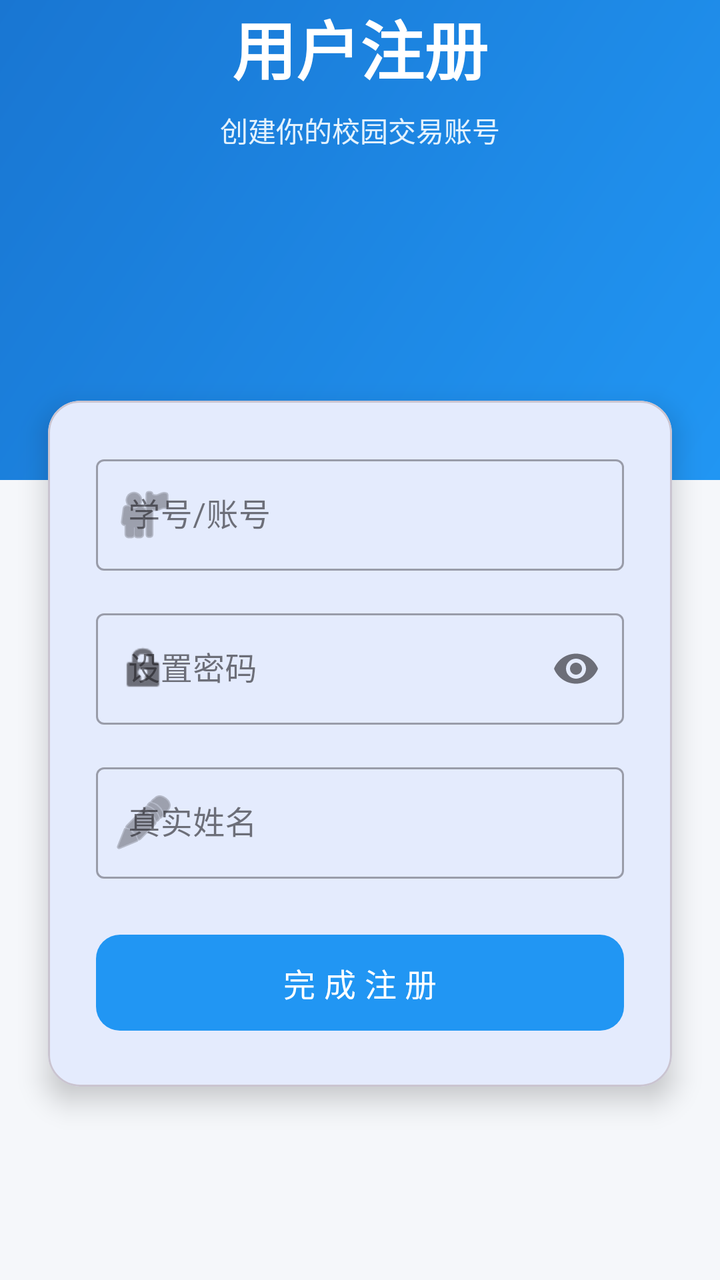
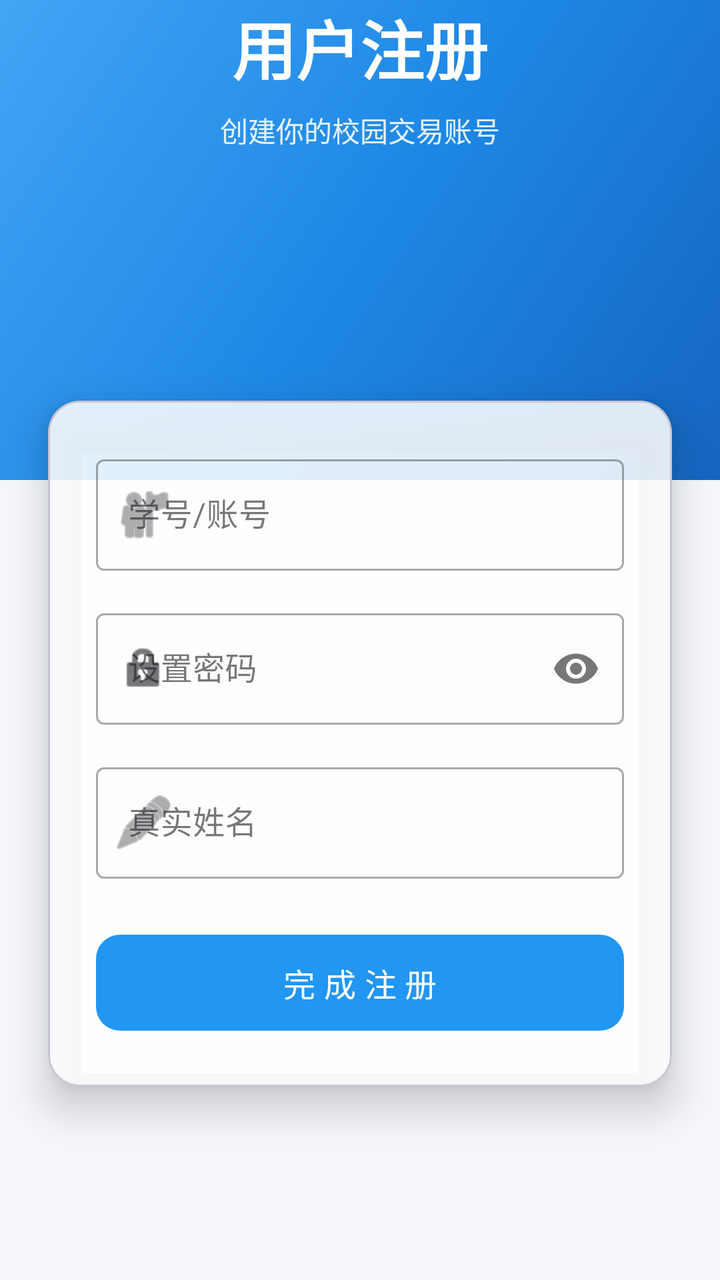

The first picture is an Android layout as it rendered before a commit; the second is the same layout after the commit. The layout source and the unified diff follow.
<!-- AndroidManifest.xml: application theme Theme.SchoolTrade -->
<!-- res/layout/activity_register.xml -->
<?xml version="1.0" encoding="utf-8"?>
<androidx.constraintlayout.widget.ConstraintLayout
    xmlns:android="http://schemas.android.com/apk/res/android"
    xmlns:app="http://schemas.android.com/apk/res-auto"
    xmlns:tools="http://schemas.android.com/tools"
    android:layout_width="match_parent"
    android:layout_height="match_parent"
    android:background="@color/bg_gray"
    tools:context=".ui.login.RegisterActivity">

    
    <View
        android:id="@+id/top_bg"
        android:layout_width="match_parent"
        android:layout_height="240dp"
        android:background="@drawable/bg_gradient_blue"
        app:layout_constraintTop_toTopOf="parent"/>

    
    <TextView
        android:id="@+id/tv_title"
        android:layout_width="wrap_content"
        android:layout_height="wrap_content"
        android:text="用户注册"
        android:textSize="32sp"
        android:textStyle="bold"
        android:textColor="@color/white"
        app:layout_constraintEnd_toEndOf="parent"
        app:layout_constraintStart_toStartOf="parent"
        app:layout_constraintTop_toTopOf="parent"
        app:layout_constraintVertical_bias="0.35"/>

    <TextView
        android:id="@+id/tv_subtitle"
        android:layout_width="wrap_content"
        android:layout_height="wrap_content"
        android:text="创建你的校园交易账号"
        android:textSize="14sp"
        android:textColor="#E3F2FD"
        android:layout_marginTop="8dp"
        app:layout_constraintEnd_toEndOf="parent"
        app:layout_constraintStart_toStartOf="parent"
        app:layout_constraintTop_toBottomOf="@id/tv_title"/>

    
    <com.google.android.material.card.MaterialCardView
        android:layout_width="match_parent"
        android:layout_height="wrap_content"
        android:layout_marginHorizontal="24dp"
        app:cardCornerRadius="16dp"
        app:cardElevation="8dp"
        app:layout_constraintTop_toBottomOf="@id/top_bg"
        app:layout_constraintStart_toStartOf="parent"
        app:layout_constraintEnd_toEndOf="parent"
        android:layout_marginTop="-40dp">

        <LinearLayout
            android:layout_width="match_parent"
            android:layout_height="wrap_content"
            android:orientation="vertical"
            android:padding="24dp">

            <com.google.android.material.textfield.TextInputLayout
                android:layout_width="match_parent"
                android:layout_height="wrap_content"
                android:hint="学号/账号"
                app:startIconDrawable="@android:drawable/ic_menu_myplaces"
                style="@style/Widget.MaterialComponents.TextInputLayout.OutlinedBox">

                <com.google.android.material.textfield.TextInputEditText
                    android:id="@+id/et_account"
                    android:layout_width="match_parent"
                    android:layout_height="wrap_content"
                    android:inputType="text"
                    android:maxLines="1"/>
            </com.google.android.material.textfield.TextInputLayout>

            <com.google.android.material.textfield.TextInputLayout
                android:layout_width="match_parent"
                android:layout_height="wrap_content"
                android:hint="设置密码"
                android:layout_marginTop="16dp"
                app:startIconDrawable="@android:drawable/ic_lock_idle_lock"
                app:endIconMode="password_toggle"
                style="@style/Widget.MaterialComponents.TextInputLayout.OutlinedBox">

                <com.google.android.material.textfield.TextInputEditText
                    android:id="@+id/et_pwd"
                    android:layout_width="match_parent"
                    android:layout_height="wrap_content"
                    android:inputType="textPassword"
                    android:maxLines="1"/>
            </com.google.android.material.textfield.TextInputLayout>

            <com.google.android.material.textfield.TextInputLayout
                android:layout_width="match_parent"
                android:layout_height="wrap_content"
                android:hint="真实姓名"
                android:layout_marginTop="16dp"
                app:startIconDrawable="@android:drawable/ic_menu_edit"
                style="@style/Widget.MaterialComponents.TextInputLayout.OutlinedBox">

                <com.google.android.material.textfield.TextInputEditText
                    android:id="@+id/et_name"
                    android:layout_width="match_parent"
                    android:layout_height="wrap_content"
                    android:inputType="textPersonName"
                    android:maxLines="1"/>
            </com.google.android.material.textfield.TextInputLayout>

            <com.google.android.material.button.MaterialButton
                android:id="@+id/btn_register"
                android:layout_width="match_parent"
                android:layout_height="56dp"
                android:text="完 成 注 册"
                android:textSize="16sp"
                android:layout_marginTop="24dp"
                app:cornerRadius="12dp"
                app:backgroundTint="@color/primary_blue"/>

        </LinearLayout>
    </com.google.android.material.card.MaterialCardView>

</androidx.constraintlayout.widget.ConstraintLayout>
<!-- resources referenced by this layout -->
<resources>
  <color name="bg_gray">#F5F7FA</color>
  <color name="primary_blue">#2196F3</color>
  <color name="white">#FFFFFFFF</color>
  <!-- drawable bg_gradient_blue (drawable) -->
  <?xml version="1.0" encoding="utf-8"?>
  <shape xmlns:android="http://schemas.android.com/apk/res/android"
      android:shape="rectangle">
      <gradient
          android:startColor="@color/primary_blue"
          android:endColor="@color/primary_dark_blue"
          android:angle="135"/>
  </shape>
  <style name="Theme.SchoolTrade" parent="Base.Theme.SchoolTrade" />
  <color name="primary_dark_blue">#1976D2</color>
  <style name="Base.Theme.SchoolTrade" parent="Theme.Material3.DayNight.NoActionBar">
          <item name="colorPrimary">@color/primary_blue</item>
          <item name="colorPrimaryVariant">@color/primary_dark_blue</item>
          <item name="colorOnPrimary">@color/white</item>
          <item name="colorSecondary">@color/accent_blue</item>
          <item name="colorSecondaryVariant">@color/teal_700</item>
          <item name="colorOnSecondary">@color/black</item>
          <item name="android:statusBarColor">?attr/colorPrimaryVariant</item>
          <item name="android:windowLightStatusBar">false</item>
      </style>
  <color name="accent_blue">#64B5F6</color>
  <color name="teal_700">#FF018786</color>
  <color name="black">#FF000000</color>
</resources>

<!-- the commit's change to res/layout/activity_register.xml (unified diff, before → after) -->
@@ -48,7 +48,8 @@
         android:layout_height="wrap_content"
         android:layout_marginHorizontal="24dp"
         app:cardCornerRadius="16dp"
-        app:cardElevation="8dp"
+        app:cardElevation="12dp"
+        app:cardBackgroundColor="#DDFFFFFF"
         app:layout_constraintTop_toBottomOf="@id/top_bg"
         app:layout_constraintStart_toStartOf="parent"
         app:layout_constraintEnd_toEndOf="parent"
<!-- resource entries referenced after the edit -->
@@ -8,21 +8,24 @@
   <shape xmlns:android="http://schemas.android.com/apk/res/android"
       android:shape="rectangle">
       <gradient
-          android:startColor="@color/primary_blue"
-          android:endColor="@color/primary_dark_blue"
-          android:angle="135"/>
+          android:startColor="#1565C0"
+          android:centerColor="#1E88E5"
+          android:endColor="#42A5F5"
+          android:angle="135"
+          android:type="linear"/>
   </shape>
   <style name="Theme.SchoolTrade" parent="Base.Theme.SchoolTrade" />
   <color name="primary_dark_blue">#1976D2</color>
-  <style name="Base.Theme.SchoolTrade" parent="Theme.Material3.DayNight.NoActionBar">
+  <style name="Base.Theme.SchoolTrade" parent="Theme.Material3.Light.NoActionBar">
           <item name="colorPrimary">@color/primary_blue</item>
           <item name="colorPrimaryVariant">@color/primary_dark_blue</item>
           <item name="colorOnPrimary">@color/white</item>
           <item name="colorSecondary">@color/accent_blue</item>
           <item name="colorSecondaryVariant">@color/teal_700</item>
           <item name="colorOnSecondary">@color/black</item>
-          <item name="android:statusBarColor">?attr/colorPrimaryVariant</item>
+          <item name="android:statusBarColor">@color/primary_dark_blue</item>
           <item name="android:windowLightStatusBar">false</item>
+          <item name="android:windowBackground">@color/bg_gray</item>
       </style>
   <color name="accent_blue">#64B5F6</color>
   <color name="teal_700">#FF018786</color>
